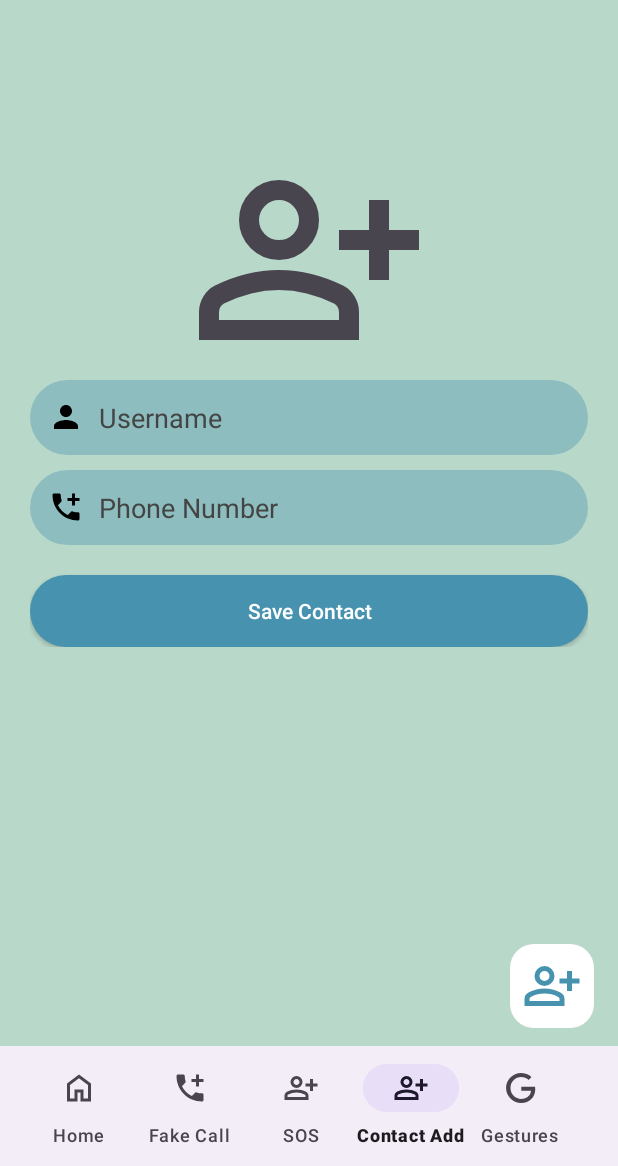
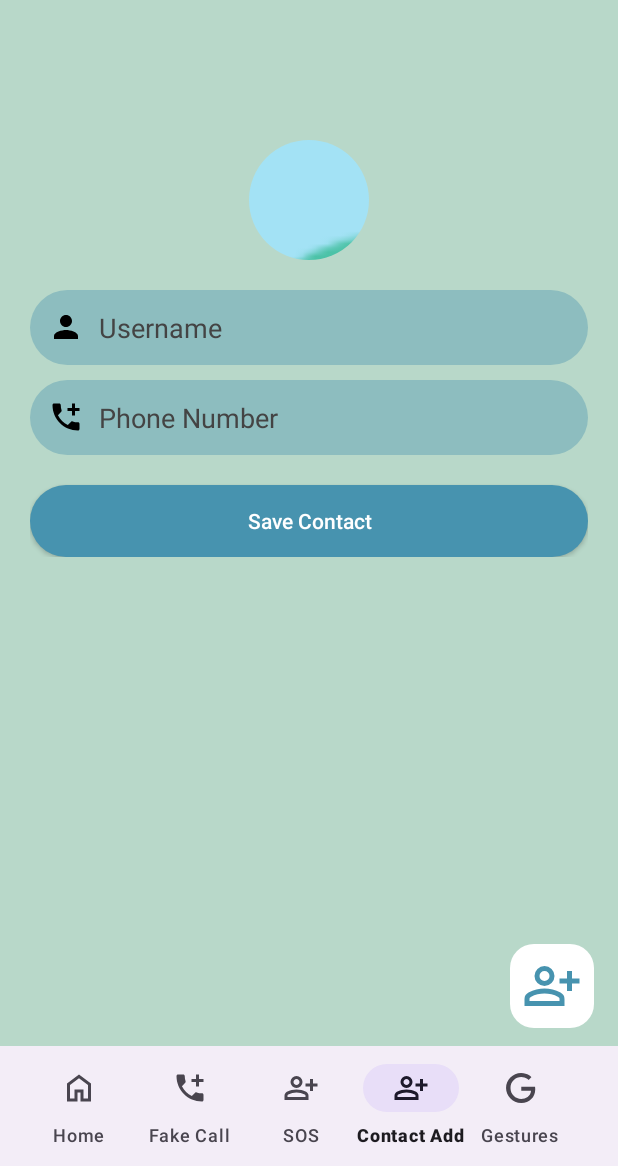
Before and after one commit to hmzi67/Secure-Zone, an Android app: the screen it shows after launch once a user with an empty profile is signed in (MainActivity), item 4 of the bottom bar chosen, on a phone screen of 412 x 824 dp, the part 70-1236 px from its top. Run offline under Robolectric (Android 15) with nearby library versions, the phone set to English and light mode, and no system bars; our stand-ins replace CircleImageView, Firebase (no records; nobody signed in at launch, a user with empty details on screens opened directly), Picasso; 7 statements that could not run were skipped.

Commit message:
Hamza: UI modified

```diff
--- a/app/src/main/res/layout/activity_main.xml
+++ b/app/src/main/res/layout/activity_main.xml
@@ -35,7 +35,6 @@
                     android:layout_gravity="center_vertical"
                     android:layout_height="34dp"
                     android:src="@drawable/ic_logo"/>
-
                 <TextView
                     android:id="@+id/toolbarText"
                     android:layout_gravity="center_vertical"
--- a/app/src/main/res/layout/fragment_add_contact.xml
+++ b/app/src/main/res/layout/fragment_add_contact.xml
@@ -16,13 +16,13 @@
             android:layout_height="match_parent"
             android:orientation="vertical">
 
-            <ImageView
-                android:id="@+id/appLogo"
+            <de.hdodenhof.circleimageview.CircleImageView
+                android:id="@+id/changeAvatar"
                 android:layout_width="match_parent"
-                android:layout_height="160dp"
+                android:layout_height="80dp"
                 android:layout_marginTop="80dp"
-                android:contentDescription="app logo"
-                android:src="@drawable/ic_add_person" />
+                android:layout_marginBottom="20dp"
+                android:src="@drawable/ic_avatar_placeholder" />
 
             <android.widget.EditText
                 android:id="@+id/userName"
```
